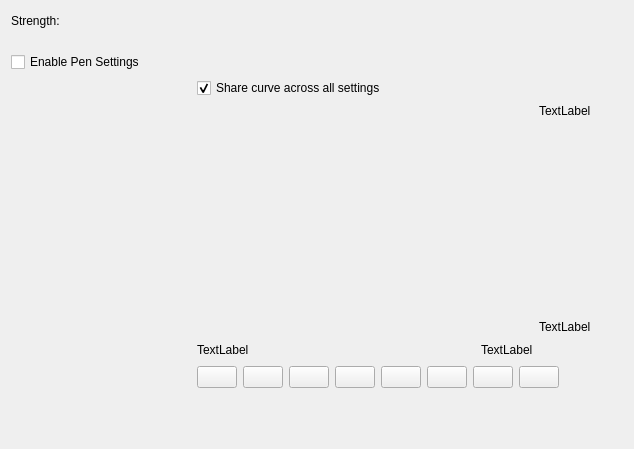
Qt form plugins/paintops/libpaintop/forms/wdgcurveoption.ui (KDE/krita) before a commit.
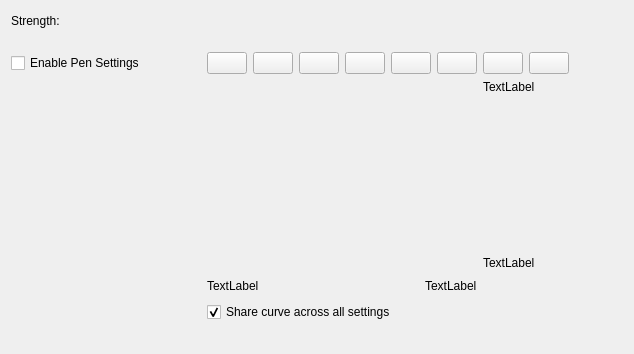
The same form after that commit. Custom widgets are drawn as their Qt base class.

Commit message: reduce the height of the brush editor area.

The edit to the form file:
```diff
--- a/plugins/paintops/libpaintop/forms/wdgcurveoption.ui
+++ b/plugins/paintops/libpaintop/forms/wdgcurveoption.ui
@@ -7,7 +7,7 @@
     <x>0</x>
     <y>0</y>
     <width>634</width>
-    <height>444</height>
+    <height>354</height>
    </rect>
   </property>
   <layout class="QVBoxLayout" name="verticalLayout_2">
@@ -54,11 +54,141 @@
     </layout>
    </item>
    <item>
-    <widget class="QCheckBox" name="checkBoxUseCurve">
-     <property name="text">
-      <string>Enable Pen Settings</string>
-     </property>
-    </widget>
+    <layout class="QHBoxLayout" name="horizontalLayout_2">
+     <item>
+      <widget class="QCheckBox" name="checkBoxUseCurve">
+       <property name="minimumSize">
+        <size>
+         <width>190</width>
+         <height>0</height>
+        </size>
+       </property>
+       <property name="text">
+        <string>Enable Pen Settings</string>
+       </property>
+      </widget>
+     </item>
+     <item>
+      <widget class="QPushButton" name="linearCurveButton">
+       <property name="text">
+        <string/>
+       </property>
+       <property name="iconSize">
+        <size>
+         <width>16</width>
+         <height>16</height>
+        </size>
+       </property>
+      </widget>
+     </item>
+     <item>
+      <widget class="QPushButton" name="revLinearButton">
+       <property name="text">
+        <string/>
+       </property>
+       <property name="iconSize">
+        <size>
+         <width>16</width>
+         <height>16</height>
+        </size>
+       </property>
+      </widget>
+     </item>
+     <item>
+      <widget class="QPushButton" name="sCurveButton">
+       <property name="text">
+        <string/>
+       </property>
+       <property name="iconSize">
+        <size>
+         <width>16</width>
+         <height>16</height>
+        </size>
+       </property>
+      </widget>
+     </item>
+     <item>
+      <widget class="QPushButton" name="reverseSCurveButton">
+       <property name="text">
+        <string/>
+       </property>
+       <property name="iconSize">
+        <size>
+         <width>16</width>
+         <height>16</height>
+        </size>
+       </property>
+      </widget>
+     </item>
+     <item>
+      <widget class="QPushButton" name="uCurveButton">
+       <property name="text">
+        <string/>
+       </property>
+       <property name="iconSize">
+        <size>
+         <width>16</width>
+         <height>16</height>
+        </size>
+       </property>
+      </widget>
+     </item>
+     <item>
+      <widget class="QPushButton" name="revUCurveButton">
+       <property name="text">
+        <string/>
+       </property>
+       <property name="iconSize">
+        <size>
+         <width>16</width>
+         <height>16</height>
+        </size>
+       </property>
+      </widget>
+     </item>
+     <item>
+      <widget class="QPushButton" name="jCurveButton">
+       <property name="text">
+        <string/>
+       </property>
+       <property name="iconSize">
+        <size>
+         <width>16</width>
+         <height>16</height>
+        </size>
+       </property>
+      </widget>
+     </item>
+     <item>
+      <widget class="QPushButton" name="lCurveButton">
+       <property name="text">
+        <string/>
+       </property>
+       <property name="iconSize">
+        <size>
+         <width>16</width>
+         <height>16</height>
+        </size>
+       </property>
+       <property name="shortcut">
+        <string>Ctrl+S</string>
+       </property>
+      </widget>
+     </item>
+     <item>
+      <spacer name="horizontalSpacer_4">
+       <property name="orientation">
+        <enum>Qt::Horizontal</enum>
+       </property>
+       <property name="sizeHint" stdset="0">
+        <size>
+         <width>40</width>
+         <height>20</height>
+        </size>
+       </property>
+      </spacer>
+     </item>
+    </layout>
    </item>
    <item>
     <layout class="QHBoxLayout" name="horizontalLayout_4">
@@ -72,8 +202,8 @@
        </property>
        <property name="minimumSize">
         <size>
-         <width>180</width>
-         <height>360</height>
+         <width>190</width>
+         <height>0</height>
         </size>
        </property>
        <property name="maximumSize">
@@ -134,15 +264,21 @@
          <item row="1" column="0">
           <widget class="KisCurveWidget" name="curveWidget" native="true">
            <property name="sizePolicy">
-            <sizepolicy hsizetype="Preferred" vsizetype="Expanding">
+            <sizepolicy hsizetype="MinimumExpanding" vsizetype="Expanding">
              <horstretch>1</horstretch>
              <verstretch>0</verstretch>
             </sizepolicy>
            </property>
            <property name="minimumSize">
             <size>
-             <width>0</width>
-             <height>230</height>
+             <width>270</width>
+             <height>190</height>
+            </size>
+           </property>
+           <property name="maximumSize">
+            <size>
+             <width>16777215</width>
+             <height>16777215</height>
             </size>
            </property>
           </widget>
@@ -190,16 +326,6 @@
            </item>
           </layout>
          </item>
-         <item row="0" column="0">
-          <widget class="QCheckBox" name="checkBoxUseSameCurve">
-           <property name="text">
-            <string>Share curve across all settings</string>
-           </property>
-           <property name="checked">
-            <bool>true</bool>
-           </property>
-          </widget>
-         </item>
         </layout>
        </item>
        <item row="0" column="3">
@@ -229,128 +355,14 @@
         </spacer>
        </item>
        <item row="1" column="1">
-        <layout class="QHBoxLayout" name="horizontalLayout_2">
-         <item>
-          <widget class="QPushButton" name="linearCurveButton">
-           <property name="text">
-            <string/>
-           </property>
-           <property name="iconSize">
-            <size>
-             <width>16</width>
-             <height>16</height>
-            </size>
-           </property>
-          </widget>
-         </item>
-         <item>
-          <widget class="QPushButton" name="revLinearButton">
-           <property name="text">
-            <string/>
-           </property>
-           <property name="iconSize">
-            <size>
-             <width>16</width>
-             <height>16</height>
-            </size>
-           </property>
-          </widget>
-         </item>
-         <item>
-          <widget class="QPushButton" name="sCurveButton">
-           <property name="text">
-            <string/>
-           </property>
-           <property name="iconSize">
-            <size>
-             <width>16</width>
-             <height>16</height>
-            </size>
-           </property>
-          </widget>
-         </item>
-         <item>
-          <widget class="QPushButton" name="reverseSCurveButton">
-           <property name="text">
-            <string/>
-           </property>
-           <property name="iconSize">
-            <size>
-             <width>16</width>
-             <height>16</height>
-            </size>
-           </property>
-          </widget>
-         </item>
-         <item>
-          <widget class="QPushButton" name="uCurveButton">
-           <property name="text">
-            <string/>
-           </property>
-           <property name="iconSize">
-            <size>
-             <width>16</width>
-             <height>16</height>
-            </size>
-           </property>
-          </widget>
-         </item>
-         <item>
-          <widget class="QPushButton" name="revUCurveButton">
-           <property name="text">
-            <string/>
-           </property>
-           <property name="iconSize">
-            <size>
-             <width>16</width>
-             <height>16</height>
-            </size>
-           </property>
-          </widget>
-         </item>
-         <item>
-          <widget class="QPushButton" name="jCurveButton">
-           <property name="text">
-            <string/>
-           </property>
-           <property name="iconSize">
-            <size>
-             <width>16</width>
-             <height>16</height>
-            </size>
-           </property>
-          </widget>
-         </item>
-         <item>
-          <widget class="QPushButton" name="lCurveButton">
-           <property name="text">
-            <string/>
-           </property>
-           <property name="iconSize">
-            <size>
-             <width>16</width>
-             <height>16</height>
-            </size>
-           </property>
-           <property name="shortcut">
-            <string>Ctrl+S</string>
-           </property>
-          </widget>
-         </item>
-         <item>
-          <spacer name="horizontalSpacer_3">
-           <property name="orientation">
-            <enum>Qt::Horizontal</enum>
-           </property>
-           <property name="sizeHint" stdset="0">
-            <size>
-             <width>40</width>
-             <height>20</height>
-            </size>
-           </property>
-          </spacer>
-         </item>
-        </layout>
+        <widget class="QCheckBox" name="checkBoxUseSameCurve">
+         <property name="text">
+          <string>Share curve across all settings</string>
+         </property>
+         <property name="checked">
+          <bool>true</bool>
+         </property>
+        </widget>
        </item>
       </layout>
      </item>
```
Left out of the diff: 52 changed lines with no effect on the pictures. The commit also changes 3 other files.
